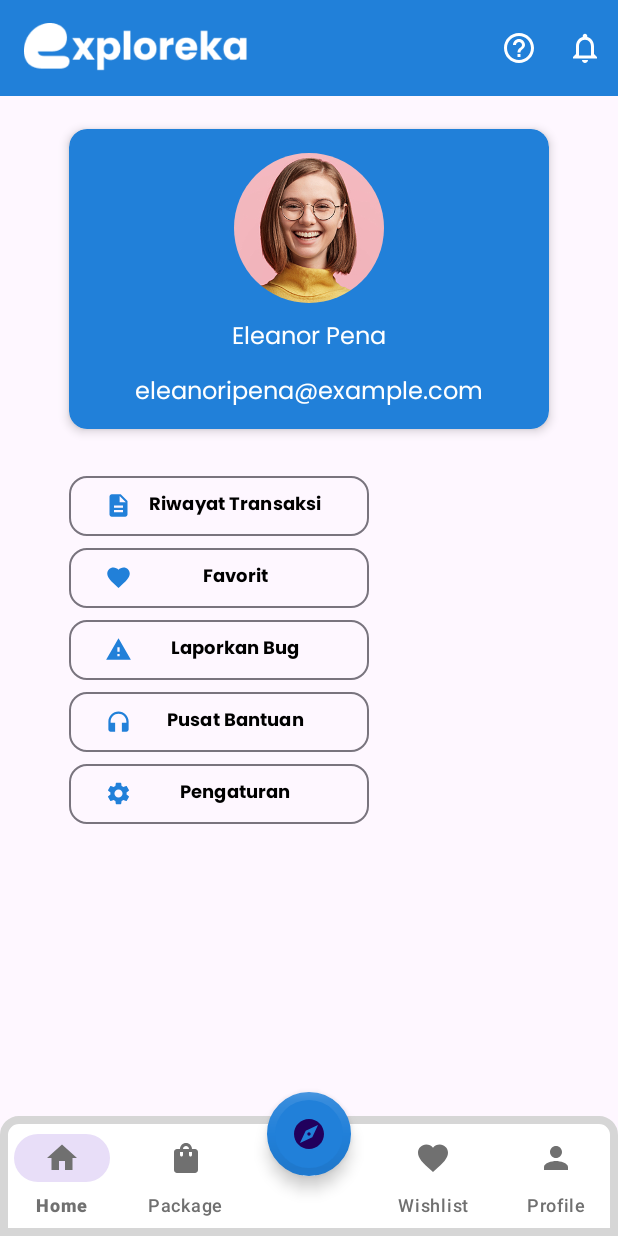
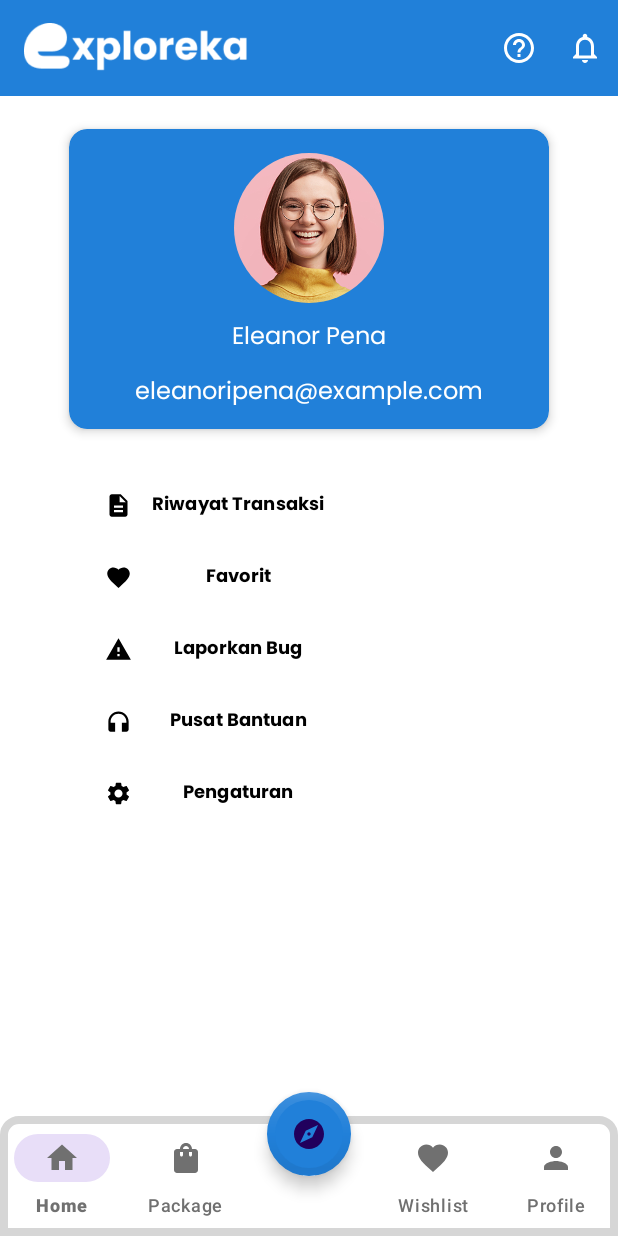
Before and after one commit to Exploreka/Exploreka-App, an Android app: the ProfileActivity screen opened directly, with no data from a screen before it, on a phone screen of 412 x 824 dp. Run offline under Robolectric (Android 15) with nearby library versions, the phone set to English and light mode, and no system bars; our stand-ins replace CircleImageView.

Commit message:
Update Profile Layout

```diff
--- /dev/null
+++ b/app/src/main/res/drawable/button_profile_background.xml
@@ -0,0 +1,4 @@
+<shape xmlns:android="http://schemas.android.com/apk/res/android">
+    <solid android:color="@android:color/white" />
+    <corners android:radius="12dp" />
+</shape>
--- a/app/src/main/res/layout/activity_profile.xml
+++ b/app/src/main/res/layout/activity_profile.xml
@@ -4,6 +4,7 @@
     xmlns:tools="http://schemas.android.com/tools"
     android:layout_width="match_parent"
     android:layout_height="match_parent"
+    android:background="@color/white"
     tools:context=".ProfileActivity">
 
 
@@ -56,7 +57,7 @@
 
     <Button
         android:id="@+id/btn_riwayat_transaksi"
-        style="@style/Widget.Material3.Button.OutlinedButton"
+        style="@style/ButtonStyle"
         android:layout_width="200dp"
         android:layout_height="wrap_content"
         android:layout_weight="1"
@@ -64,7 +65,7 @@
         app:layout_constraintStart_toStartOf="@id/iv_profile"
         android:layout_marginTop="27dp"
         android:textColor="@color/black"
-        android:tint="@color/black"
+        app:iconTint="@color/black"
         android:text="Riwayat Transaksi"
         android:fontFamily="@font/poppins_bold"
         android:textSize="12sp"
@@ -74,7 +75,7 @@
 
     <Button
         android:id="@+id/btn_favorite"
-        style="@style/Widget.Material3.Button.OutlinedButton"
+        style="@style/ButtonStyle"
         android:layout_width="200dp"
         android:layout_height="wrap_content"
         android:layout_weight="1"
@@ -83,7 +84,7 @@
         android:layout_marginTop="0dp"
         android:text="Favorit"
         android:textColor="@color/black"
-        android:tint="@color/black"
+        app:iconTint="@color/black"
         android:fontFamily="@font/poppins_bold"
         android:textSize="12sp"
         android:layout_marginEnd="8dp"
@@ -92,7 +93,7 @@
 
     <Button
         android:id="@+id/btn_report_bug"
-        style="@style/Widget.Material3.Button.OutlinedButton"
+        style="@style/ButtonStyle"
         android:layout_width="200dp"
         android:layout_height="wrap_content"
         android:layout_weight="1"
@@ -101,7 +102,7 @@
         android:layout_marginTop="0dp"
         android:text="Laporkan Bug"
         android:textColor="@color/black"
-        android:tint="@color/black"
+        app:iconTint="@color/black"
         android:fontFamily="@font/poppins_bold"
         android:textSize="12sp"
         android:layout_marginEnd="8dp"
@@ -110,7 +111,7 @@
 
     <Button
         android:id="@+id/btn_helpdesk"
-        style="@style/Widget.Material3.Button.OutlinedButton"
+        style="@style/ButtonStyle"
         android:layout_width="200dp"
         android:layout_height="wrap_content"
         android:layout_weight="1"
@@ -119,7 +120,7 @@
         android:layout_marginTop="0dp"
         android:text="Pusat Bantuan"
         android:textColor="@color/black"
-        android:tint="@color/black"
+        app:iconTint="@color/black"
         android:fontFamily="@font/poppins_bold"
         android:textSize="12sp"
         android:layout_marginEnd="8dp"
@@ -128,7 +129,7 @@
 
     <Button
         android:id="@+id/btn_setting"
-        style="@style/Widget.Material3.Button.OutlinedButton"
+        style="@style/ButtonStyle"
         android:layout_width="200dp"
         android:layout_height="wrap_content"
         android:layout_weight="1"
@@ -137,7 +138,7 @@
         android:layout_marginTop="0dp"
         android:text="Pengaturan"
         android:textColor="@color/black"
-        android:tint="@color/black"
+        app:iconTint="@color/black"
         android:fontFamily="@font/poppins_bold"
         android:textSize="12sp"
         android:layout_marginEnd="8dp"
--- a/app/src/main/res/values/styles.xml
+++ b/app/src/main/res/values/styles.xml
@@ -5,11 +5,13 @@
         <item name="android:background">@drawable/rounded_button_white</item>
     </style>
 
-    <style name="ButtonStyle.Profile" parent="Widget.AppCompat.Button">
-        <item name="android:textColor">@color/black</item>
-        <item name="android:tint">@color/black</item>
-        <item name="android:background">@drawable/rounded_button_white</item>
+    <style name="ButtonStyle" parent="Widget.Material3.Button">
+        <item name="android:background">@color/white</item>
+        <item name="android:elevation">0dp</item>
+        <item name="backgroundTint">@color/white</item>
+        <item name="android:stateListAnimator">@null</item>
     </style>
+
 
     <style name="FAB.WhiteText" parent="Widget.Design.FloatingActionButton">
         <item name="android:textColor">@color/primary_500</item>
```
